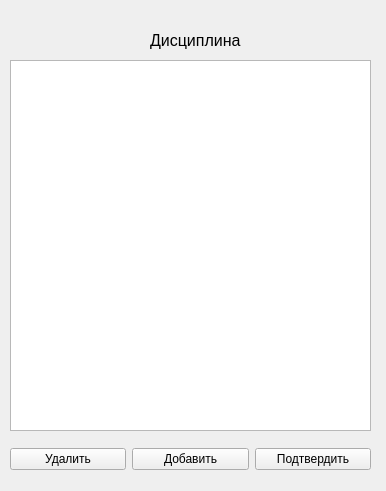
The window that ElectronicJournal/formdiscipline.ui (MariyaMari/myJournal) describes before a commit, drawn with Qt 5.
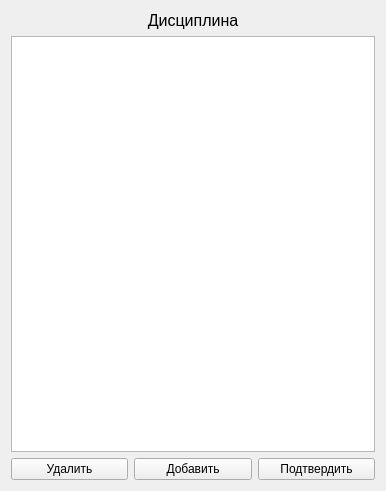
The same window after the commit.

What changed in the file:
```diff
--- a/ElectronicJournal/formdiscipline.ui
+++ b/ElectronicJournal/formdiscipline.ui
@@ -13,15 +13,9 @@
   <property name="windowTitle">
    <string>Form</string>
   </property>
+  <layout class="QGridLayout" name="gridLayout_2">
+   <item row="0" column="0">
   <widget class="QLabel" name="label">
-   <property name="geometry">
-    <rect>
-     <x>150</x>
-     <y>30</y>
-     <width>111</width>
-     <height>21</height>
-    </rect>
-   </property>
    <property name="font">
     <font>
      <pointsize>12</pointsize>
@@ -30,31 +24,19 @@
    <property name="text">
     <string>Дисциплина</string>
    </property>
-  </widget>
-  <widget class="QWidget" name="verticalLayoutWidget">
-   <property name="geometry">
-    <rect>
-     <x>10</x>
-     <y>60</y>
-     <width>361</width>
-     <height>371</height>
-    </rect>
-   </property>
+     <property name="alignment">
+      <set>Qt::AlignCenter</set>
+     </property>
+    </widget>
+   </item>
+   <item row="1" column="0">
    <layout class="QVBoxLayout" name="verticalLayout">
     <item>
      <widget class="QTableView" name="tableView"/>
     </item>
    </layout>
-  </widget>
-  <widget class="QWidget" name="gridLayoutWidget">
-   <property name="geometry">
-    <rect>
-     <x>10</x>
-     <y>439</y>
-     <width>361</width>
-     <height>41</height>
-    </rect>
-   </property>
+   </item>
+   <item row="2" column="0">
    <layout class="QGridLayout" name="gridLayout">
     <item row="0" column="0">
      <widget class="QPushButton" name="pushButton">
@@ -78,7 +60,8 @@
      </widget>
     </item>
    </layout>
-  </widget>
+   </item>
+  </layout>
  </widget>
  <resources/>
  <connections/>
```
Lines whose indentation alone changed are shown as unchanged.
